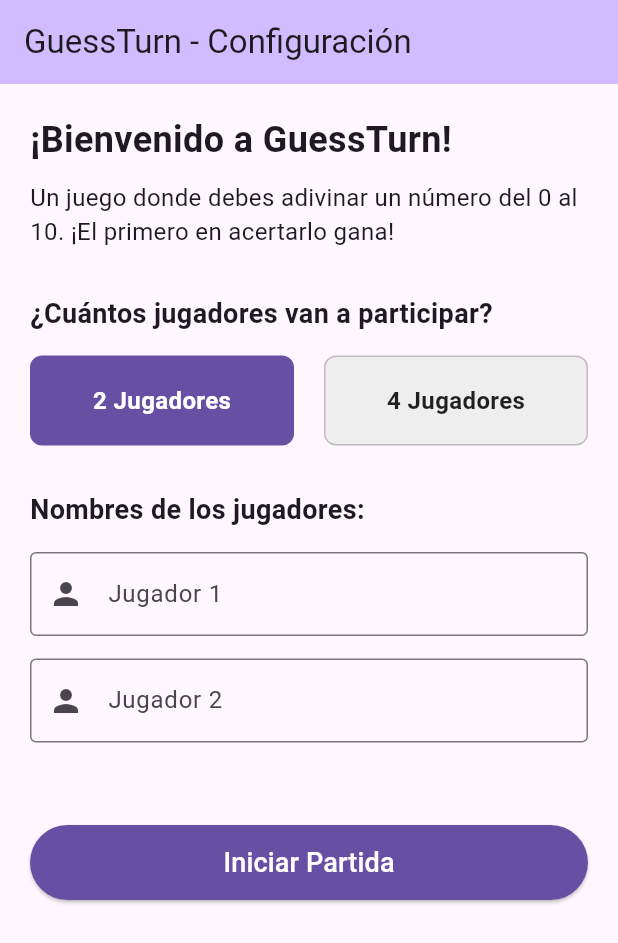
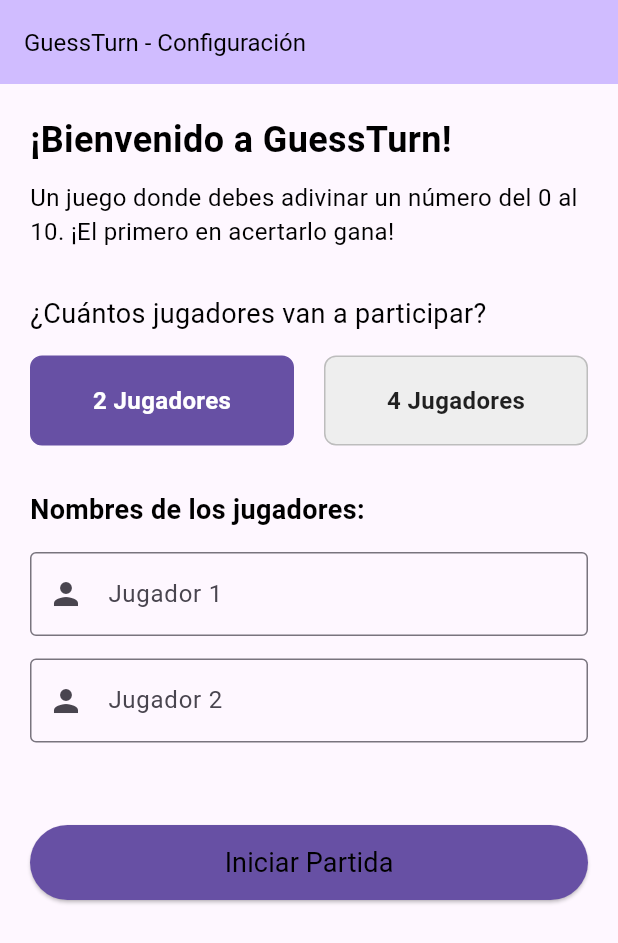
Before and after one commit to 10Draken01/guess_turn, a Flutter app: the screen it shows after launch, on a phone screen of 412 x 824 dp. Shown: the top 943 px of the screen. Run offline on Flutter 3.47's test engine with Material 3 defaults, Android fonts, the phone set to English and light mode, and no system bars.

Commit message:
second commit

```diff
--- a/lib/main.dart
+++ b/lib/main.dart
@@ -1,28 +1,6 @@
 import 'package:flutter/material.dart';
-import 'package:guess_turn/presentation/providers/game_provider.dart';
-import 'package:guess_turn/presentation/screens/setup_screen.dart';
-import 'package:provider/provider.dart';
+import 'package:guess_turn/my_app.dart';
 
 void main() {
   runApp(const MyApp());
 }
-
-class MyApp extends StatelessWidget {
-  const MyApp({super.key});
-
-  @override
-  Widget build(BuildContext context) {
-    return ChangeNotifierProvider(
-      create: (context) => GameProvider(),
-      child: MaterialApp(
-        title: 'GuessTurn',
-        theme: ThemeData(
-          primarySwatch: Colors.blue,
-          useMaterial3: true,
-        ),
-        home: const SetupScreen(),
-        debugShowCheckedModeBanner: false,
-      ),
-    );
-  }
-}
--- /dev/null
+++ b/lib/my_app.dart
@@ -0,0 +1,25 @@
+
+import 'package:flutter/material.dart';
+import 'package:guess_turn/presentation/providers/game_provider.dart';
+import 'package:guess_turn/presentation/screens/setup_screen.dart';
+import 'package:provider/provider.dart';
+
+class MyApp extends StatelessWidget {
+  const MyApp({super.key});
+
+  @override
+  Widget build(BuildContext context) {
+    return ChangeNotifierProvider(
+      create: (context) => GameProvider(),
+      child: MaterialApp(
+        title: 'GuessTurn',
+        theme: ThemeData(
+          primarySwatch: Colors.blue,
+          useMaterial3: true,
+        ),
+        home: const SetupScreen(),
+        debugShowCheckedModeBanner: false,
+      ),
+    );
+  }
+}
--- a/lib/presentation/screens/setup_screen.dart
+++ b/lib/presentation/screens/setup_screen.dart
@@ -1,5 +1,6 @@
 import 'package:flutter/material.dart';
-import 'package:guess_turn/presentation/screens/game_screen%20.dart';
+import 'package:guess_turn/presentation/screens/game_screen.dart';
+import 'package:guess_turn/presentation/widgets/custom_text.dart';
 import 'package:provider/provider.dart';
 import '../providers/game_provider.dart';
 
@@ -60,7 +61,7 @@ class _SetupScreenState extends State<SetupScreen> {
   Widget build(BuildContext context) {
     return Scaffold(
       appBar: AppBar(
-        title: const Text('GuessTurn - Configuración'),
+        title: const CustomText(text: 'GuessTurn - Configuración'),
         backgroundColor: Theme.of(context).colorScheme.inversePrimary,
       ),
       body: SingleChildScrollView(
@@ -70,27 +71,26 @@ class _SetupScreenState extends State<SetupScreen> {
           child: Column(
             crossAxisAlignment: CrossAxisAlignment.start,
             children: [
-              const Text(
-                '¡Bienvenido a GuessTurn!',
-                style: TextStyle(
-                  fontSize: 24,
-                  fontWeight: FontWeight.bold,
-                ),
+              const CustomText(
+                text: '¡Bienvenido a GuessTurn!',
+                fontSize: 24,
+                fontWeight: FontWeight.bold
               ),
+
               const SizedBox(height: 10),
-              const Text(
-                'Un juego donde debes adivinar un número del 0 al 10. ¡El primero en acertarlo gana!',
-                style: TextStyle(fontSize: 16),
+
+              const CustomText(
+                text: 'Un juego donde debes adivinar un número del 0 al 10. ¡El primero en acertarlo gana!',
+                fontSize: 16
               ),
+
               const SizedBox(height: 30),
 
-              const Text(
-                '¿Cuántos jugadores van a participar?',
-                style: TextStyle(
-                  fontSize: 18,
-                  fontWeight: FontWeight.w600,
-                ),
+              const CustomText(
+                text: '¿Cuántos jugadores van a participar?',
+                fontSize: 18
               ),
+
               const SizedBox(height: 15),
 
               Row(
@@ -103,13 +103,12 @@ class _SetupScreenState extends State<SetupScreen> {
 
               const SizedBox(height: 30),
 
-              const Text(
-                'Nombres de los jugadores:',
-                style: TextStyle(
-                  fontSize: 18,
-                  fontWeight: FontWeight.w600,
-                ),
+              const CustomText(
+                text: 'Nombres de los jugadores:',
+                fontSize: 18,
+                fontWeight: FontWeight.w600,
               ),
+
               const SizedBox(height: 15),
 
               ..._buildNameInputs(),
@@ -125,9 +124,9 @@ class _SetupScreenState extends State<SetupScreen> {
                     backgroundColor: Theme.of(context).primaryColor,
                     foregroundColor: Colors.white,
                   ),
-                  child: const Text(
-                    'Iniciar Partida',
-                    style: TextStyle(fontSize: 18),
+                  child: const CustomText(
+                    text: 'Iniciar Partida',
+                    fontSize: 18
                   ),
                 ),
               ),
@@ -153,14 +152,12 @@ class _SetupScreenState extends State<SetupScreen> {
             ),
           ),
           child: Center(
-            child: Text(
-              '$count Jugadores',
-              style: TextStyle(
-                fontSize: 16,
-                fontWeight: FontWeight.w600,
-                color: isSelected ? Colors.white : Colors.black87,
-              ),
-            ),
+            child: CustomText(
+              text: '$count Jugadores',
+              fontSize: 16,
+              fontWeight: FontWeight.w600,
+              color: isSelected ? Colors.white : Colors.black87
+            )
           ),
         ),
       ),
--- /dev/null
+++ b/lib/presentation/widgets/custom_text.dart
@@ -0,0 +1,33 @@
+
+import 'package:flutter/material.dart';
+
+class CustomText extends StatelessWidget {
+  final String text;
+  final double fontSize;
+  final Color color;
+  final FontWeight fontWeight;
+  final TextAlign textAlign;
+  final TextOverflow textOverflow;
+  const CustomText({
+    super.key,
+    required this.text,
+    // Valores por defecto
+    this.fontSize = 16,
+    this.color = Colors.black,
+    this.fontWeight = FontWeight.normal,
+    this.textAlign = TextAlign.start,
+    this.textOverflow = TextOverflow.visible,
+  });
+
+  @override
+  Widget build(BuildContext context) {
+    return Text(
+      text,
+      style: TextStyle(
+        fontSize: fontSize,
+        color: color,
+        fontWeight: fontWeight,
+      ),
+    );
+  }
+}
```
Also changed, not shown: lib/presentation/screens/game_screen.dart (renamed from lib/presentation/screens/game_screen .dart, +24 -27 lines), lib/presentation/widgets/player_scoreboard.dart (+22 -13 lines).
